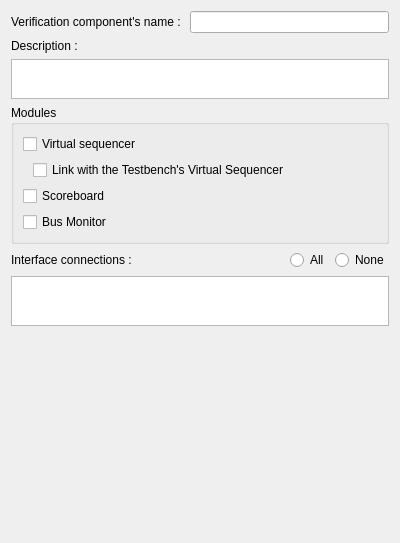
uve-project/uve, file dev/uveapp/src/wizard/vcdialogview.ui: the form before one commit.
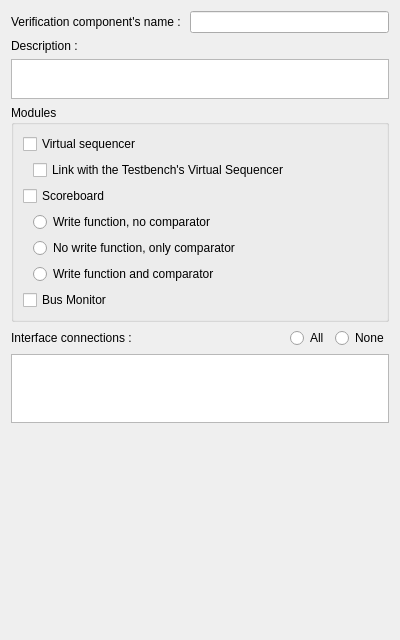
The form after the commit. Custom widgets are drawn as their Qt base class.

Commit message: Scoreboard with built-in comparator

The edit to the form file:
```diff
--- a/dev/uveapp/src/wizard/vcdialogview.ui
+++ b/dev/uveapp/src/wizard/vcdialogview.ui
@@ -7,13 +7,13 @@
     <x>0</x>
     <y>0</y>
     <width>400</width>
-    <height>396</height>
+    <height>640</height>
    </rect>
   </property>
   <property name="windowTitle">
    <string>Form</string>
   </property>
-  <layout class="QVBoxLayout" name="verticalLayout" stretch="0,0,0,0,0,2,1">
+  <layout class="QVBoxLayout" name="verticalLayout" stretch="0,0,0,0,0,0,1">
    <item>
     <layout class="QFormLayout" name="formLayout">
      <item row="0" column="0">
@@ -104,6 +104,96 @@
         </property>
        </widget>
       </item>
+      <item>
+       <layout class="QHBoxLayout" name="horizontalLayout_6">
+        <property name="topMargin">
+         <number>0</number>
+        </property>
+        <item>
+         <spacer name="horizontalSpacer_3">
+          <property name="orientation">
+           <enum>Qt::Horizontal</enum>
+          </property>
+          <property name="sizeType">
+           <enum>QSizePolicy::Maximum</enum>
+          </property>
+          <property name="sizeHint" stdset="0">
+           <size>
+            <width>10</width>
+            <height>20</height>
+           </size>
+          </property>
+         </spacer>
+        </item>
+        <item>
+         <widget class="QRadioButton" name="radioButtonComparator0">
+          <property name="text">
+           <string>Write function, no comparator</string>
+          </property>
+         </widget>
+        </item>
+       </layout>
+      </item>
+      <item>
+       <layout class="QHBoxLayout" name="horizontalLayout_7">
+        <property name="topMargin">
+         <number>0</number>
+        </property>
+        <item>
+         <spacer name="horizontalSpacer_4">
+          <property name="orientation">
+           <enum>Qt::Horizontal</enum>
+          </property>
+          <property name="sizeType">
+           <enum>QSizePolicy::Maximum</enum>
+          </property>
+          <property name="sizeHint" stdset="0">
+           <size>
+            <width>10</width>
+            <height>20</height>
+           </size>
+          </property>
+         </spacer>
+        </item>
+        <item>
+         <widget class="QRadioButton" name="radioButtonComparator1">
+          <property name="text">
+           <string>No write function, only comparator</string>
+          </property>
+         </widget>
+        </item>
+       </layout>
+      </item>
+      <item>
+       <layout class="QHBoxLayout" name="horizontalLayout_8">
+        <property name="topMargin">
+         <number>0</number>
+        </property>
+        <item>
+         <spacer name="horizontalSpacer_5">
+          <property name="orientation">
+           <enum>Qt::Horizontal</enum>
+          </property>
+          <property name="sizeType">
+           <enum>QSizePolicy::Maximum</enum>
+          </property>
+          <property name="sizeHint" stdset="0">
+           <size>
+            <width>10</width>
+            <height>20</height>
+           </size>
+          </property>
+         </spacer>
+        </item>
+        <item>
+         <widget class="QRadioButton" name="radioButtonComparator2">
+          <property name="text">
+           <string>Write function and comparator</string>
+          </property>
+         </widget>
+        </item>
+       </layout>
+      </item>
       <item>
        <widget class="QCheckBox" name="monitor">
         <property name="text">
```
The commit also changes 51 other files.
